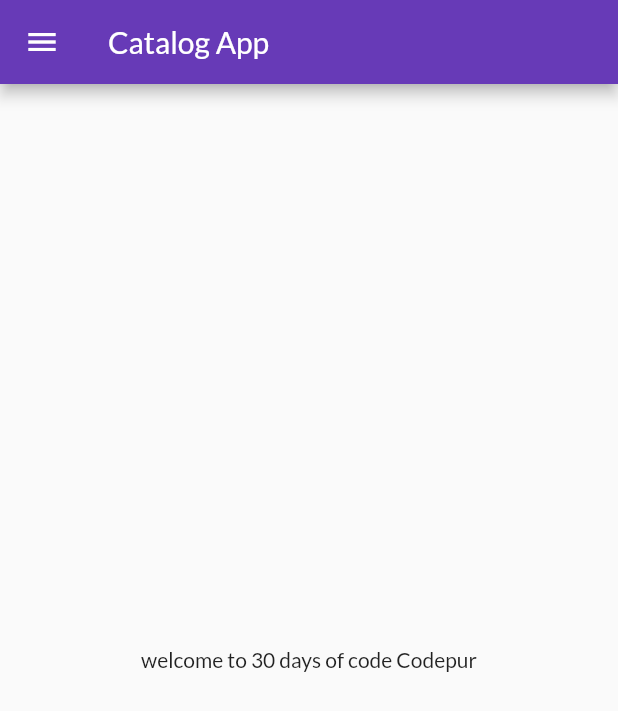
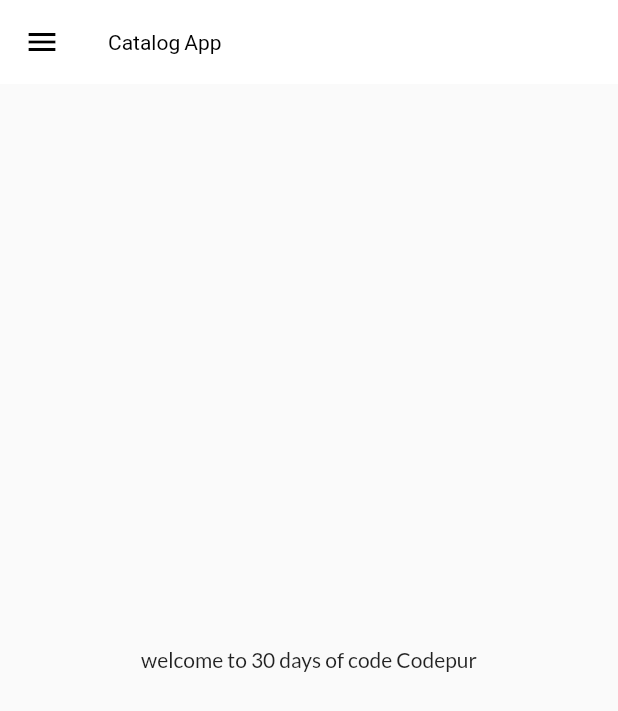
Before and after one commit to RahulSChauhan50/fluttertest, a Flutter app: the screen it shows after launch, on a phone screen of 412 x 824 dp. Shown: the top 711 px of the screen. Run offline on Flutter 3.47's test engine with Material 2 defaults, Android fonts, the phone set to English and light mode, and no system bars; our stand-ins replace google_fonts; missing offline and left inert: dart:html.

Commit message:
Done with Theme and Drawer

```diff
--- a/lib/main.dart
+++ b/lib/main.dart
@@ -2,6 +2,7 @@ import 'package:flutter/material.dart';
 import 'package:fluttertest/Utils/Routes.dart';
 import 'package:fluttertest/pages/homepage.dart';
 import 'package:fluttertest/pages/login_page.dart';
+import 'package:fluttertest/widgets/theme.dart';
 import 'package:google_fonts/google_fonts.dart';
 
 void main() {
@@ -17,11 +18,8 @@ class MyApp extends StatelessWidget {
     bringVegetable(rupees: 20);
     return MaterialApp(
       themeMode: ThemeMode.light,
-      darkTheme: ThemeData(brightness: Brightness.dark),
-      theme: ThemeData(
-        primarySwatch: Colors.deepPurple,
-        fontFamily: GoogleFonts.lato().fontFamily,
-      ),
+      darkTheme: MyTheme.darkTheme(context),
+      theme: MyTheme.lightTheme(context),
       debugShowCheckedModeBanner: false,
       initialRoute: MyRoutes.homeRoute,
       routes: {
--- a/lib/widgets/drawer.dart
+++ b/lib/widgets/drawer.dart
@@ -6,6 +6,8 @@ class MyDrawer extends StatelessWidget {
   Widget build(BuildContext context) {
     // TODO: implement build
     return Drawer(
+      child: Container(
+        color: Colors.deepPurple,
         child: ListView(
           children: [
             DrawerHeader(
@@ -32,6 +34,7 @@ class MyDrawer extends StatelessWidget {
             ),
           ],
         ),
+      ),
     );
   }
 }
--- /dev/null
+++ b/lib/widgets/theme.dart
@@ -0,0 +1,16 @@
+import 'package:flutter/material.dart';
+import 'package:google_fonts/google_fonts.dart';
+
+class MyTheme {
+  static ThemeData lightTheme(BuildContext context) => ThemeData(
+      primarySwatch: Colors.deepPurple,
+      fontFamily: GoogleFonts.lato().fontFamily,
+      appBarTheme: AppBarTheme(
+          color: Colors.white,
+          elevation: 0.0,
+          iconTheme: IconThemeData(color: Colors.black),
+          titleTextStyle: TextStyle(color: Colors.black)));
+
+  static ThemeData darkTheme(BuildContext context) =>
+      ThemeData(brightness: Brightness.dark);
+}
```
Lines whose indentation alone changed are shown as unchanged.
